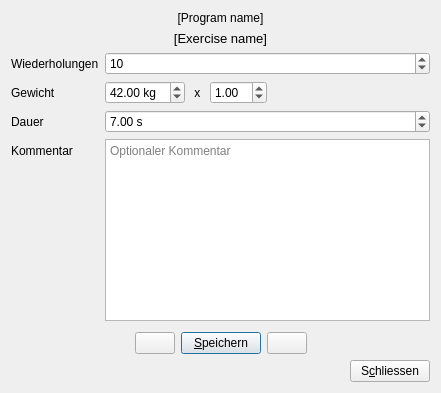
First picture: the form in speck_weg/ui/dialog_workout.ui, repository hochstibe/fingertraining, before the edit.
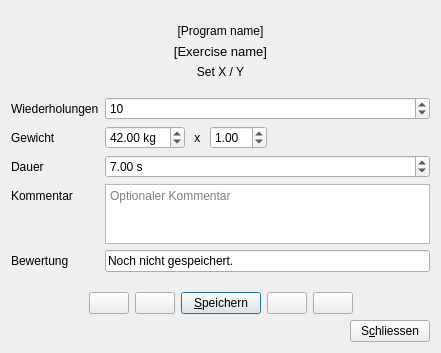
Second picture: the form after the edit. Icons and pictures are not drawn.

Commit message: scores for workout and session

```diff
--- a/speck_weg/ui/dialog_workout.ui
+++ b/speck_weg/ui/dialog_workout.ui
@@ -7,7 +7,7 @@
     <x>0</x>
     <y>0</y>
     <width>441</width>
-    <height>393</height>
+    <height>353</height>
    </rect>
   </property>
   <property name="windowTitle">
@@ -55,6 +55,16 @@
      </property>
     </widget>
    </item>
+   <item>
+    <widget class="QLabel" name="label_sets">
+     <property name="text">
+      <string>Set X / Y</string>
+     </property>
+     <property name="alignment">
+      <set>Qt::AlignCenter</set>
+     </property>
+    </widget>
+   </item>
    <item>
     <spacer name="verticalSpacer">
      <property name="orientation">
@@ -130,6 +140,9 @@
          <property name="toolTip">
           <string>Gewicht in [kg] oder ein Verhältnis angeben.</string>
          </property>
+         <property name="decimals">
+          <number>2</number>
+         </property>
          <property name="minimum">
           <double>0.010000000000000</double>
          </property>
@@ -191,11 +204,40 @@
      </item>
      <item row="3" column="1">
       <widget class="QTextEdit" name="textEdit_comment">
+       <property name="maximumSize">
+        <size>
+         <width>16777215</width>
+         <height>60</height>
+        </size>
+       </property>
+       <property name="tabChangesFocus">
+        <bool>true</bool>
+       </property>
        <property name="placeholderText">
         <string>Optionaler Kommentar</string>
        </property>
       </widget>
      </item>
+     <item row="4" column="0">
+      <widget class="QLabel" name="label_assessment">
+       <property name="text">
+        <string>Bewertung</string>
+       </property>
+      </widget>
+     </item>
+     <item row="4" column="1">
+      <widget class="QLineEdit" name="lineEdit_assessment">
+       <property name="toolTip">
+        <string>Bewertung einer erfolgreichen Session und der einzelnen Übungen.</string>
+       </property>
+       <property name="text">
+        <string>Noch nicht gespeichert.</string>
+       </property>
+       <property name="readOnly">
+        <bool>true</bool>
+       </property>
+      </widget>
+     </item>
     </layout>
    </item>
    <item>
@@ -227,7 +269,18 @@
       </spacer>
      </item>
      <item>
-      <widget class="QPushButton" name="pushButton_previous">
+      <widget class="QPushButton" name="pushButton_previous_set">
+       <property name="text">
+        <string/>
+       </property>
+       <property name="icon">
+        <iconset resource="resources/resources.qrc">
+         <normaloff>:/icons/angle-double-left-solid.svg</normaloff>:/icons/angle-double-left-solid.svg</iconset>
+       </property>
+      </widget>
+     </item>
+     <item>
+      <widget class="QPushButton" name="pushButton_previous_exercise">
        <property name="toolTip">
         <string>Vorherige Übung</string>
        </property>
@@ -270,6 +323,17 @@
        </property>
       </widget>
      </item>
+     <item>
+      <widget class="QPushButton" name="pushButton_next_set">
+       <property name="text">
+        <string/>
+       </property>
+       <property name="icon">
+        <iconset resource="resources/resources.qrc">
+         <normaloff>:/icons/angle-double-right-solid.svg</normaloff>:/icons/angle-double-right-solid.svg</iconset>
+       </property>
+      </widget>
+     </item>
      <item>
       <spacer name="horizontalSpacer_2">
        <property name="orientation">
```
Left out of the diff: 13 changed lines with no effect on the pictures. The commit also changes 24 other files.
